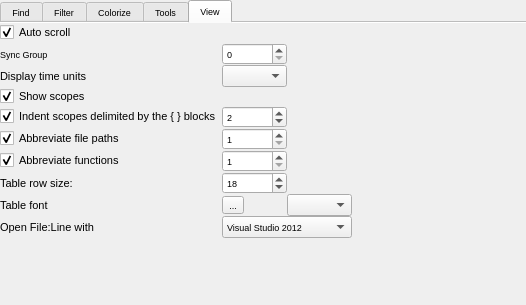
Qt form trace_server/settingslog.ui (mojmir-svoboda/DbgToolkit) before a commit.
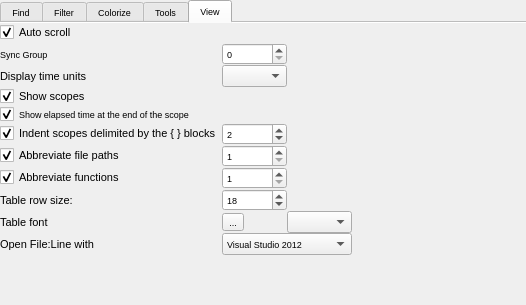
The same form after that commit. The open tabs and pages were chosen to show the change. Icons and pictures are not drawn. Custom widgets are drawn as their Qt base class.

Commit message: * scopes on/off

The edit to the form file:
```diff
--- a/trace_server/settingslog.ui
+++ b/trace_server/settingslog.ui
@@ -559,7 +559,35 @@
             <property name="spacing">
              <number>0</number>
             </property>
+            <item row="6" column="0">
+             <widget class="QCheckBox" name="cutPathCheckBox">
+              <property name="font">
+               <font>
+                <family>MS Shell Dlg 2</family>
+                <pointsize>8</pointsize>
+               </font>
+              </property>
+              <property name="text">
+               <string>Abbreviate file paths</string>
+              </property>
+              <property name="checked">
+               <bool>true</bool>
+              </property>
+             </widget>
+            </item>
             <item row="8" column="1">
+             <widget class="QSpinBox" name="tableRowSizeSpinBox">
+              <property name="font">
+               <font>
+                <family>MS Shell Dlg 2</family>
+               </font>
+              </property>
+              <property name="value">
+               <number>18</number>
+              </property>
+             </widget>
+            </item>
+            <item row="9" column="1">
              <widget class="QToolButton" name="tableFontToolButton">
               <property name="font">
                <font>
@@ -574,7 +602,7 @@
               </property>
              </widget>
             </item>
-            <item row="4" column="0">
+            <item row="5" column="0">
              <widget class="QCheckBox" name="indentCheckBox">
               <property name="font">
                <font>
@@ -624,31 +652,21 @@
               </property>
              </widget>
             </item>
-            <item row="5" column="0">
-             <widget class="QCheckBox" name="cutPathCheckBox">
+            <item row="6" column="1">
+             <widget class="QSpinBox" name="cutPathSpinBox">
               <property name="font">
                <font>
                 <family>MS Shell Dlg 2</family>
-                <pointsize>8</pointsize>
                </font>
               </property>
-              <property name="text">
-               <string>Abbreviate file paths</string>
+              <property name="minimum">
+               <number>1</number>
               </property>
-              <property name="checked">
-               <bool>true</bool>
-              </property>
-             </widget>
-            </item>
-            <item row="7" column="1">
-             <widget class="QSpinBox" name="tableRowSizeSpinBox">
-              <property name="font">
-               <font>
-                <family>MS Shell Dlg 2</family>
-               </font>
+              <property name="maximum">
+               <number>16</number>
               </property>
               <property name="value">
-               <number>18</number>
+               <number>1</number>
               </property>
              </widget>
             </item>
@@ -665,43 +683,7 @@
               </property>
              </widget>
             </item>
-            <item row="5" column="1">
-             <widget class="QSpinBox" name="cutPathSpinBox">
-              <property name="font">
-               <font>
-                <family>MS Shell Dlg 2</family>
-               </font>
-              </property>
-              <property name="minimum">
-               <number>1</number>
-              </property>
-              <property name="maximum">
-               <number>16</number>
-              </property>
-              <property name="value">
-               <number>1</number>
-              </property>
-             </widget>
-            </item>
-            <item row="6" column="1">
-             <widget class="QSpinBox" name="cutNamespaceSpinBox">
-              <property name="font">
-               <font>
-                <family>MS Shell Dlg 2</family>
-               </font>
-              </property>
-              <property name="minimum">
-               <number>1</number>
-              </property>
-              <property name="maximum">
-               <number>16</number>
-              </property>
-              <property name="value">
-               <number>1</number>
-              </property>
-             </widget>
-            </item>
-            <item row="6" column="0">
+            <item row="7" column="0">
              <widget class="QCheckBox" name="cutNamespaceCheckBox">
               <property name="font">
                <font>
@@ -717,7 +699,7 @@
               </property>
              </widget>
             </item>
-            <item row="4" column="1">
+            <item row="5" column="1">
              <widget class="QSpinBox" name="indentSpinBox">
               <property name="font">
                <font>
@@ -735,6 +717,24 @@
               </property>
              </widget>
             </item>
+            <item row="7" column="1">
+             <widget class="QSpinBox" name="cutNamespaceSpinBox">
+              <property name="font">
+               <font>
+                <family>MS Shell Dlg 2</family>
+               </font>
+              </property>
+              <property name="minimum">
+               <number>1</number>
+              </property>
+              <property name="maximum">
+               <number>16</number>
+              </property>
+              <property name="value">
+               <number>1</number>
+              </property>
+             </widget>
+            </item>
             <item row="2" column="1">
              <widget class="TimeComboBox" name="timeComboBox">
               <property name="font">
@@ -768,19 +768,6 @@
              </widget>
             </item>
             <item row="8" column="0">
-             <widget class="QLabel" name="label_18">
-              <property name="font">
-               <font>
-                <family>MS Shell Dlg 2</family>
-                <pointsize>8</pointsize>
-               </font>
-              </property>
-              <property name="text">
-               <string>Table font</string>
-              </property>
-             </widget>
-            </item>
-            <item row="7" column="0">
              <widget class="QLabel" name="label_17">
               <property name="font">
                <font>
@@ -793,7 +780,20 @@
               </property>
              </widget>
             </item>
-            <item row="10" column="0">
+            <item row="9" column="0">
+             <widget class="QLabel" name="label_18">
+              <property name="font">
+               <font>
+                <family>MS Shell Dlg 2</family>
+                <pointsize>8</pointsize>
+               </font>
+              </property>
+              <property name="text">
+               <string>Table font</string>
+              </property>
+             </widget>
+            </item>
+            <item row="11" column="0">
              <widget class="QLabel" name="label_4">
               <property name="font">
                <font>
@@ -806,25 +806,7 @@
               </property>
              </widget>
             </item>
-            <item row="11" column="0">
-             <spacer name="verticalSpacer">
-              <property name="font">
-               <font>
-                <family>MS Shell Dlg 2</family>
-               </font>
-              </property>
-              <property name="orientation">
-               <enum>Qt::Vertical</enum>
-              </property>
-              <property name="sizeHint" stdset="0">
-               <size>
-                <width>20</width>
-                <height>40</height>
-               </size>
-              </property>
-             </spacer>
-            </item>
-            <item row="10" column="1" colspan="3">
+            <item row="11" column="1" colspan="3">
              <widget class="QComboBox" name="openFileWithComboBox">
               <item>
                <property name="text">
@@ -848,14 +830,23 @@
               </item>
              </widget>
             </item>
-            <item row="8" column="3">
-             <widget class="QComboBox" name="tableFontComboBox">
+            <item row="12" column="0">
+             <spacer name="verticalSpacer">
               <property name="font">
                <font>
                 <family>MS Shell Dlg 2</family>
                </font>
               </property>
-             </widget>
+              <property name="orientation">
+               <enum>Qt::Vertical</enum>
+              </property>
+              <property name="sizeHint" stdset="0">
+               <size>
+                <width>20</width>
+                <height>40</height>
+               </size>
+              </property>
+             </spacer>
             </item>
             <item row="1" column="0">
              <widget class="QLabel" name="label_5">
@@ -864,9 +855,28 @@
               </property>
              </widget>
             </item>
+            <item row="9" column="3">
+             <widget class="QComboBox" name="tableFontComboBox">
+              <property name="font">
+               <font>
+                <family>MS Shell Dlg 2</family>
+               </font>
+              </property>
+             </widget>
+            </item>
             <item row="1" column="1">
              <widget class="QSpinBox" name="syncGroupSpinBox"/>
             </item>
+            <item row="4" column="0">
+             <widget class="QCheckBox" name="dtScopesCheckBox">
+              <property name="text">
+               <string>Show elapsed time at the end of the scope</string>
+              </property>
+              <property name="checked">
+               <bool>true</bool>
+              </property>
+             </widget>
+            </item>
            </layout>
           </item>
          </layout>
```
The commit also changes 5 other files.
